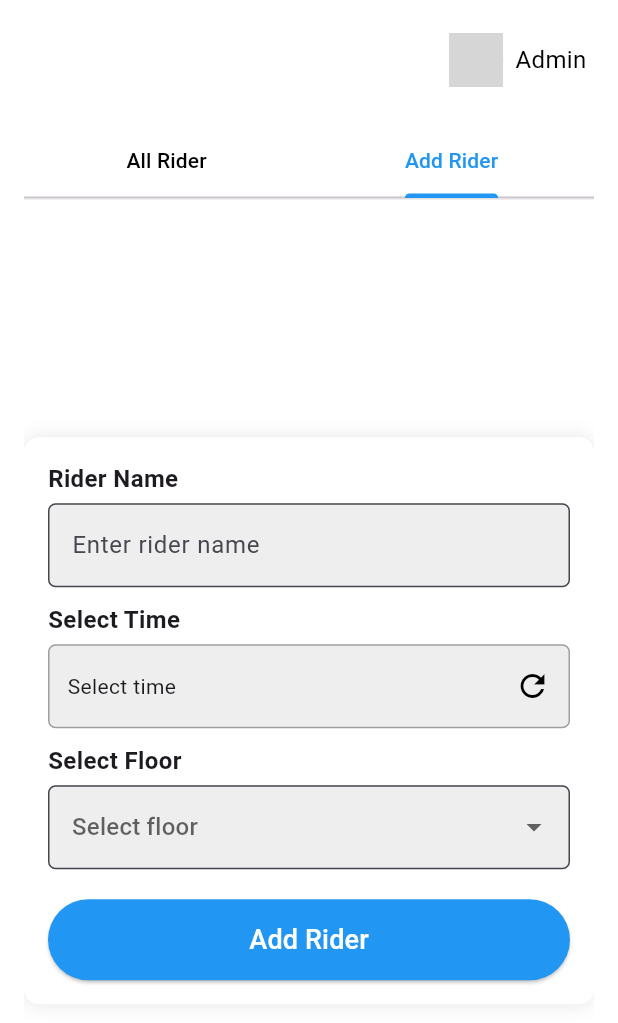
After one commit to kavyabalakrishnan22/MallBuddy, a Flutter app: the AdminAddRiderPage screen opened directly, tab 2 chosen, on a phone screen of 412 x 824 dp. The commit adds this screen. Shown: the top 1023 px of the screen. Run offline on Flutter 3.47's test engine with Material 3 defaults, Android fonts, the phone set to English and light mode, and no system bars; our stand-ins replace firebase_core, flutter_svg, image_picker, qr_flutter; missing offline and left inert: qr_code_scanner; accounts and stored records are empty; grey boxes are pictures that could not be loaded.

Commit message:
Adminusermanagement

```diff
--- /dev/null
+++ b/lib/Admin/view/Sreens/Usermanagement/Buudy/BuddyAdd_rider.dart
@@ -0,0 +1,253 @@
+import 'package:flutter/material.dart';
+
+class AdminAddRiderPage extends StatefulWidget {
+  @override
+  _AdminAddRiderPageState createState() => _AdminAddRiderPageState();
+}
+
+class _AdminAddRiderPageState extends State<AdminAddRiderPage>
+    with SingleTickerProviderStateMixin {
+  late TabController _tabController;
+  String? selectedFloor;
+  TimeOfDay? selectedTime;
+
+  @override
+  void initState() {
+    super.initState();
+    _tabController = TabController(length: 2, vsync: this);
+  }
+
+  @override
+  Widget build(BuildContext context) {
+    return Scaffold(
+      backgroundColor: Colors.white,
+      body: Padding(
+        padding: const EdgeInsets.all(16.0),
+        child: Column(
+          crossAxisAlignment: CrossAxisAlignment.start,
+          children: [
+            _buildHeader(),
+            const SizedBox(height: 20),
+            _buildTabBar(),
+            const SizedBox(height: 20),
+            Expanded(
+              child: TabBarView(
+                controller: _tabController,
+                children: [
+                  _buildAllRiderView(),
+                  _buildAddRiderForm(),
+                ],
+              ),
+            ),
+          ],
+        ),
+      ),
+    );
+  }
+
+  Widget _buildHeader() {
+    return Row(
+      mainAxisAlignment: MainAxisAlignment.end,
+      children: [
+        // Column(
+        //   crossAxisAlignment: CrossAxisAlignment.start,
+        //   children: const [
+        //     Text("Hello,", style: TextStyle(fontSize: 22, color: Colors.white)),
+        //     Text("Good Morning Team!",
+        //         style: TextStyle(fontSize: 22, fontWeight: FontWeight.bold, color: Colors.white)),
+        //     SizedBox(height: 5),
+        //     Text("Unlock insights, track growth, and manage performance effortlessly.",
+        //         style: TextStyle(fontSize: 16, color: Colors.grey)),
+        //   ],
+        // ),
+        Row(
+          children: [
+            IconButton(
+              icon: const Icon(Icons.search, color: Colors.white),
+              onPressed: () {},
+            ),
+            Container(
+              padding: const EdgeInsets.all(5),
+              decoration: BoxDecoration(
+                color: Colors.white,
+                borderRadius: BorderRadius.circular(30),
+              ),
+              child: Row(
+                children: const [
+                  CircleAvatar(
+                    backgroundImage: AssetImage('assets/admin.png'),
+                    radius: 18,
+                  ),
+                  SizedBox(width: 8),
+                  Text("Admin", style: TextStyle(fontSize: 16, color: Colors.black)),
+                ],
+              ),
+            ),
+          ],
+        ),
+      ],
+    );
+  }
+
+  Widget _buildTabBar() {
+    return Container(
+      decoration: BoxDecoration(
+        border: Border(bottom: BorderSide(color: Colors.grey.shade300)),
+      ),
+      child: TabBar(
+        controller: _tabController,
+        labelColor: Colors.blue,
+        unselectedLabelColor: Colors.black,
+        indicatorColor: Colors.blue,
+        tabs: const [
+          Tab(text: "All Rider"),
+          Tab(text: "Add Rider"),
+        ],
+      ),
+    );
+  }
+
+  Widget _buildAllRiderView() {
+    return const Center(child: Text("All Riders List", style: TextStyle(fontSize: 18)));
+  }
+
+  Widget _buildAddRiderForm() {
+    return Center(
+      child: Container(
+        width: 600,
+        padding: const EdgeInsets.all(16),
+        decoration: BoxDecoration(
+          color: Colors.white,
+          borderRadius: BorderRadius.circular(10),
+          boxShadow: [
+            BoxShadow(
+              color: Colors.black.withOpacity(0.1),
+              blurRadius: 10,
+            )
+          ],
+        ),
+        child: Column(
+          mainAxisSize: MainAxisSize.min,
+          crossAxisAlignment: CrossAxisAlignment.start,
+          children: [
+            _buildInputField("Rider Name", "Enter rider name",),
+            const SizedBox(height: 10),
+            _buildTimePicker(),
+            const SizedBox(height: 10),
+            _buildDropdownField(),
+            const SizedBox(height: 20),
+            _buildSubmitButton(),
+          ],
+        ),
+      ),
+    );
+  }
+
+  Widget _buildInputField(String label, String hint) {
+    return Column(
+      crossAxisAlignment: CrossAxisAlignment.start,
+      children: [
+        Text(label, style: const TextStyle(fontSize: 16, fontWeight: FontWeight.bold)),
+        const SizedBox(height: 5),
+        TextField(
+          decoration: InputDecoration(
+            hintText: hint,
+            border: OutlineInputBorder(borderRadius: BorderRadius.circular(5)),
+            filled: true,
+            fillColor: Colors.grey.shade200,
+          ),
+        ),
+      ],
+    );
+  }
+
+  Widget _buildTimePicker() {
+    return Column(
+      crossAxisAlignment: CrossAxisAlignment.start,
+      children: [
+        const Text("Select Time", style: TextStyle(fontSize: 16, fontWeight: FontWeight.bold)),
+        const SizedBox(height: 5),
+        GestureDetector(
+          onTap: _selectTime,
+          child: Container(
+            padding: const EdgeInsets.symmetric(vertical: 15, horizontal: 12),
+            decoration: BoxDecoration(
+              color: Colors.grey.shade200,
+              borderRadius: BorderRadius.circular(5),
+              border: Border.all(color: Colors.grey),
+            ),
+            child: Row(
+              mainAxisAlignment: MainAxisAlignment.spaceBetween,
+              children: [
+                Text(selectedTime != null
+                    ? "${selectedTime!.hour}:${selectedTime!.minute}"
+                    : "Select time"),
+                const Icon(Icons.refresh, color: Colors.black),
+              ],
+            ),
+          ),
+        ),
+      ],
+    );
+  }
+
+  Future<void> _selectTime() async {
+    TimeOfDay? pickedTime = await showTimePicker(
+      context: context,
+      initialTime: TimeOfDay.now(),
+    );
+
+    if (pickedTime != null) {
+      setState(() {
+        selectedTime = pickedTime;
+      });
+    }
+  }
+
+  Widget _buildDropdownField() {
+    List<String> floors = ["Ground Floor", "First Floor", "Second Floor", "Third Floor"];
+    return Column(
+      crossAxisAlignment: CrossAxisAlignment.start,
+      children: [
+        const Text("Select Floor", style: TextStyle(fontSize: 16, fontWeight: FontWeight.bold)),
+        const SizedBox(height: 5),
+        DropdownButtonFormField<String>(
+          decoration: InputDecoration(
+            filled: true,
+            fillColor: Colors.grey.shade200,
+            border: OutlineInputBorder(borderRadius: BorderRadius.circular(5)),
+          ),
+          value: selectedFloor,
+          hint: const Text("Select floor"),
+          items: floors.map((floor) {
+            return DropdownMenuItem<String>(
+              value: floor,
+              child: Text(floor),
+            );
+          }).toList(),
+          onChanged: (value) {
+            setState(() {
+              selectedFloor = value;
+            });
+          },
+        ),
+      ],
+    );
+  }
+
+  Widget _buildSubmitButton() {
+    return SizedBox(
+      width: double.infinity,
+      child: ElevatedButton(
+        onPressed: () {
+          // Handle form submission
+        },
+        style: ElevatedButton.styleFrom(
+          backgroundColor: Colors.blue,
+          padding: const EdgeInsets.symmetric(vertical: 14),
+        ),
+        child: const Text("Add Rider", style: TextStyle(fontSize: 18, color: Colors.white)),
+      ),
+    );
+  }
+}
--- a/lib/main.dart
+++ b/lib/main.dart
@@ -1,5 +1,6 @@
 import 'package:flutter/material.dart';
 
+import 'Admin/view/Auth/Admin_Login.dart';
 import 'Buddy/View/Screen/Home/BuddyActiveDeliveryPage.dart';
 import 'Buddy/View/Screen/Home/Buddy_completedelivery.dart';
 import 'Buddy/View/Screen/Home/Buddy_completedeliveryfirstpage.dart';
@@ -53,7 +54,7 @@ class MyApp extends StatelessWidget {
         colorScheme: ColorScheme.fromSeed(seedColor: Colors.deepPurple),
         useMaterial3: true,
       ),
-      home: BuddyActiveDeliveryPage(),
+      home: AdminLoginPage(),
     );
   }
 }
--- a/pubspec.yaml
+++ b/pubspec.yaml
@@ -71,6 +71,7 @@ flutter:
     - assets/Bottomnav/
     - assets/scanner/
     - assets/profile/
+    - assets/admin/
 
 
   #   - images/a_dot_ham.jpeg
```
Also changed, not shown: lib/Admin/Mainpage/admin_login_page.dart (+20 -6 lines), lib/Admin/view/Auth/Admin_Login.dart (added, +117 -0 lines), lib/Admin/view/Sreens/Usermanagement/Shop.dart (+34 -55 lines), lib/Admin/view/Sreens/Usermanagement/Shop/Accepted_shop_page.dart (+27 -1 lines), lib/Admin/view/Sreens/Usermanagement/Shop/Admin_Rejected_shop.dart (+23 -30 lines), lib/Admin/view/Sreens/Usermanagement/buddy.dart (+56 -3 lines).
